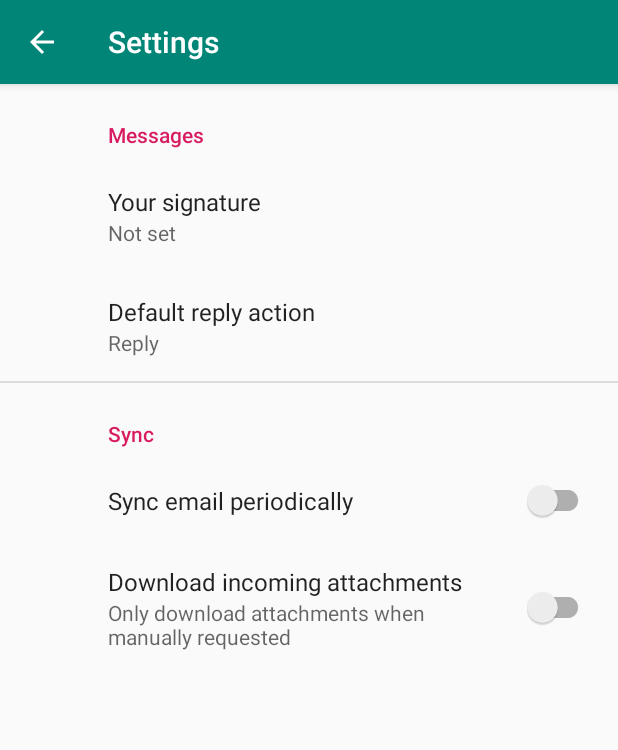
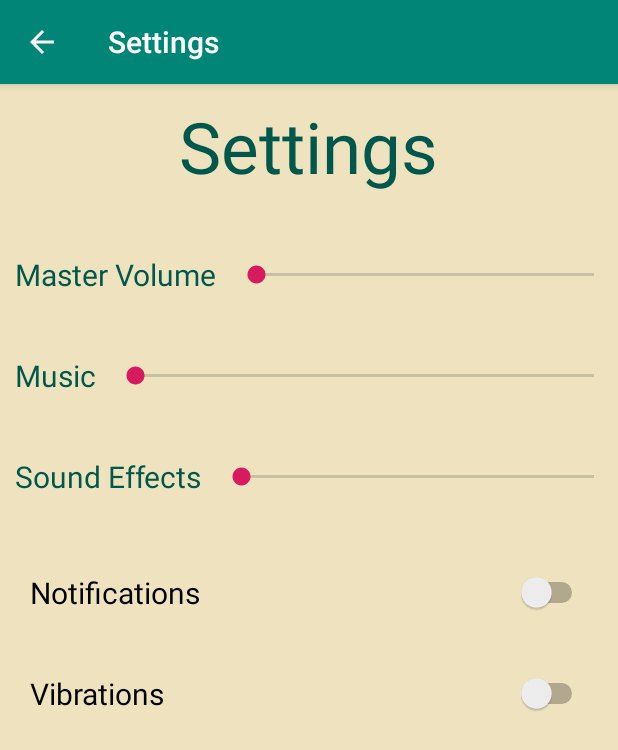
Before and after one commit to lokkenc/BigBrainVocabBuilder, an Android app: the SettingsActivity screen opened directly, with no data from a screen before it, on a phone screen of 412 x 824 dp. Shown: the top 750 px of the screen. Run offline under Robolectric (Android 15) with nearby library versions, the phone set to English and light mode, and no system bars; our stand-ins replace androidx.preference; 1 statement that could not run was skipped.

Commit message:
settings page + strings

```diff
--- a/app/src/main/res/layout/settings_activity.xml
+++ b/app/src/main/res/layout/settings_activity.xml
@@ -1,9 +1,138 @@
 <LinearLayout xmlns:android="http://schemas.android.com/apk/res/android"
     android:layout_width="match_parent"
-    android:layout_height="match_parent">
+    android:layout_height="match_parent"
+    android:orientation="vertical"
+    android:background="@color/gold">
 
-    <FrameLayout
-        android:id="@+id/settings"
+    <TextView
+        android:layout_width="wrap_content"
+        android:layout_height="wrap_content"
+        android:layout_gravity="center"
+        android:textSize="47sp"
+        android:layout_margin="10dp"
+        android:textColor="@color/colorPrimaryDark"
+        android:text="@string/settings">
+
+    </TextView>
+
+    <Space
         android:layout_width="match_parent"
-        android:layout_height="match_parent" />
+        android:layout_height="20dp" />
+
+    <LinearLayout
+        android:layout_width="match_parent"
+        android:layout_height="wrap_content"
+        android:orientation="horizontal">
+        <TextView
+            android:layout_width="wrap_content"
+            android:layout_height="wrap_content"
+            android:layout_margin="10dp"
+            android:textSize="20sp"
+            android:textColor="@color/colorPrimaryDark"
+            android:text="@string/master_volume">
+
+        </TextView>
+
+        <SeekBar
+            android:id="@+id/seekBar3"
+            android:layout_width="0dp"
+            android:layout_height="wrap_content"
+            android:layout_gravity="center"
+            android:layout_weight="1" />
+    </LinearLayout>
+
+    <Space
+        android:layout_width="match_parent"
+        android:layout_height="20dp"/>
+
+    <LinearLayout
+        android:layout_width="match_parent"
+        android:layout_height="wrap_content"
+        android:orientation="horizontal">
+        <TextView
+            android:layout_width="wrap_content"
+            android:layout_height="wrap_content"
+            android:layout_margin="10dp"
+            android:textSize="20sp"
+            android:textColor="@color/colorPrimaryDark"
+            android:text="@string/music">>
+
+        </TextView>
+
+        <SeekBar
+            android:id="@+id/seekBar4"
+            android:layout_width="0dp"
+            android:layout_height="wrap_content"
+            android:layout_gravity="center"
+            android:layout_weight="1" />
+    </LinearLayout>
+
+    <Space
+        android:layout_width="match_parent"
+        android:layout_height="20dp"/>
+
+    <LinearLayout
+        android:layout_width="match_parent"
+        android:layout_height="wrap_content"
+        android:orientation="horizontal">
+        <TextView
+            android:layout_width="wrap_content"
+            android:layout_height="wrap_content"
+            android:layout_margin="10dp"
+            android:textSize="20sp"
+            android:textColor="@color/colorPrimaryDark"
+            android:text="@string/sound_effects">>
+
+        </TextView>
+
+        <SeekBar
+            android:id="@+id/seekBar5"
+            android:layout_width="0dp"
+            android:layout_height="wrap_content"
+            android:layout_weight="1"
+            android:layout_gravity="center"/>
+    </LinearLayout>
+
+    <Space
+        android:layout_width="match_parent"
+        android:layout_height="20dp"/>
+
+    <LinearLayout
+        android:layout_width="match_parent"
+        android:layout_height="wrap_content"
+        android:orientation="horizontal">
+
+        <Switch
+            android:id="@+id/notif"
+            android:layout_width="0dp"
+            android:layout_height="wrap_content"
+            android:layout_weight="1"
+            android:layout_margin="20dp"
+            android:textSize="20sp"
+            android:text="@string/notifications" />
+
+    </LinearLayout>
+
+    <LinearLayout
+        android:layout_width="match_parent"
+        android:layout_height="wrap_content"
+        android:orientation="horizontal">
+
+        <Switch
+            android:id="@+id/vibr"
+            android:layout_width="0dp"
+            android:layout_height="wrap_content"
+            android:layout_weight="1"
+            android:layout_margin="20dp"
+            android:textSize="20sp"
+            android:text="@string/vibration" />
+
+    </LinearLayout>
+
+    <Space
+        android:layout_width="match_parent"
+        android:layout_height="20dp"/>
+
+
+
 </LinearLayout>
--- a/app/src/main/res/values/strings.xml
+++ b/app/src/main/res/values/strings.xml
@@ -39,6 +39,13 @@
     <string name="go_back" translatable="false">"GO BACK"</string>
     <string name="games_completed_label" translatable="false">"Games Completed"</string>
 
+    <string name="master_volume" translatable="false">"Master Volume"</string>
+    <string name="music" translatable="false">"Music"</string>
+    <string name="sound_effects" translatable="false">"Sound Effects"</string>
+    <string name="notifications" translatable="false">"Notifications"</string>
+    <string name="vibration" translatable="false">"Vibrations"</string>
+    <string name="settings" translatable="false">"Settings"</string>
+
 
 
 
```
